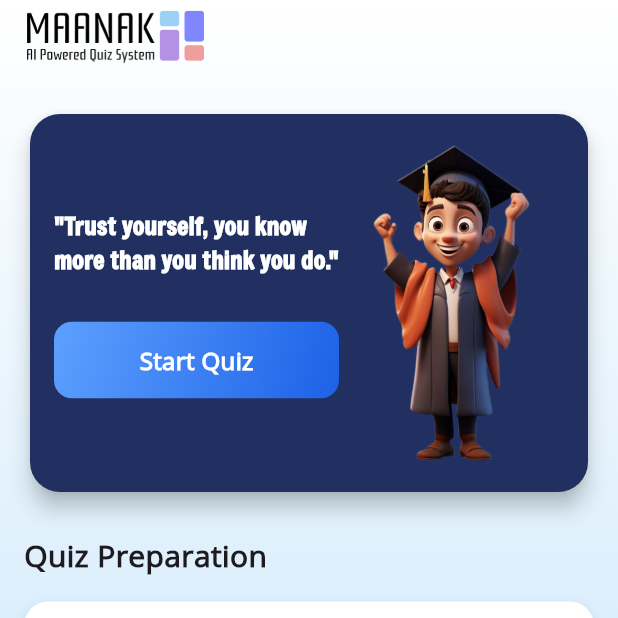
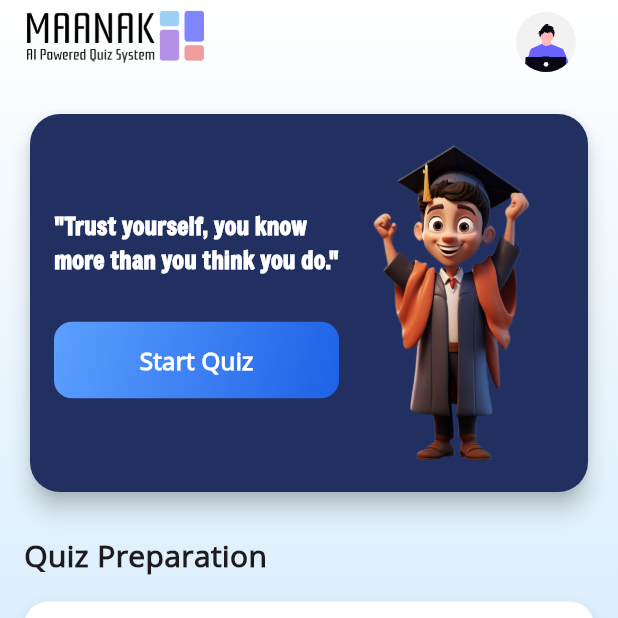
Before and after one commit to PrajwolKhadka/adaptive_quiz, a Flutter app: the MainScreen screen opened directly, on a phone screen of 412 x 824 dp, the top half of it. Run offline on Flutter 3.47's test engine with Material 3 defaults, Android fonts, the phone set to English and light mode, and no system bars; our stand-ins replace animated_splash_screen, flutter_riverpod, flutter_svg, hive, hive_flutter, lottie and 2 more; accounts and stored records are empty.

Commit message:
sprint3 complete

```diff
--- a/lib/features/dashboard/presentation/pages/bottom_screen/homepage_screen.dart
+++ b/lib/features/dashboard/presentation/pages/bottom_screen/homepage_screen.dart
@@ -119,6 +119,7 @@ class _HomeScreenState extends State<HomeScreen> {
                                 ],
                               ),
                             ),
+
                             const SizedBox(width: 16),
                             SizedBox(
                               width: 300,
--- a/lib/features/dashboard/presentation/pages/main_screen.dart
+++ b/lib/features/dashboard/presentation/pages/main_screen.dart
@@ -1,6 +1,7 @@
 import 'package:adaptive_quiz/common/navigation_bar.dart';
 import 'package:adaptive_quiz/features/dashboard/presentation/pages/bottom_screen/book_screen.dart';
 import 'package:adaptive_quiz/features/dashboard/presentation/pages/bottom_screen/homepage_screen.dart';
+import 'package:adaptive_quiz/features/dashboard/presentation/pages/bottom_screen/profile_screen.dart';
 import 'package:flutter/material.dart';
 import 'package:flutter_svg/flutter_svg.dart';
 
@@ -32,14 +33,23 @@ class _MainScreenState extends State<MainScreen> {
           'assets/image/logo.png',
           width: 120,
         ),
-        // actions: [
-        //   IconButton(onPressed:(){},
-        //       icon: const CircleAvatar(
-        //         radius: 19,
-        //         backgroundColor: Colors.white,
-        //         child: Icon(Icons.),
-        //       ))
-        // ],
+        actions: [
+          IconButton(onPressed:(){
+            Navigator.push(
+              context,
+              MaterialPageRoute(builder: (_) => const ProfileScreen()),
+            );
+          },
+              icon: CircleAvatar(
+                radius: 40,
+                backgroundColor: Colors.white,
+                child: SvgPicture.asset(
+                  'assets/svg/profile.svg',
+                  width: 60,
+                  height:60,
+                ),
+              ))
+        ],
       ),
       body: pages[_selectedIndex],
       bottomNavigationBar: BottomNavigationBar(
--- a/pubspec.yaml
+++ b/pubspec.yaml
@@ -120,6 +120,7 @@ flutter:
   assets:
     - assets/lottie/
     - assets/image/
+    - assets/svg/
 
   # An image asset can refer to one or more resolution-specific "variants", see
   # https://flutter.dev/to/resolution-aware-images
```
Also changed, not shown: assets/svg/profile.svg, assets/svg/user.svg (added).
